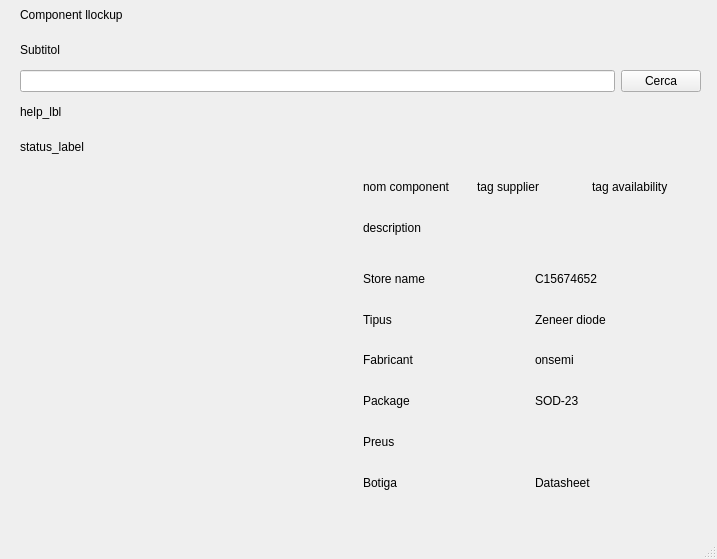
Old version of the form ui_component_lookup.ui in the repository CasamaMaker/myStock.
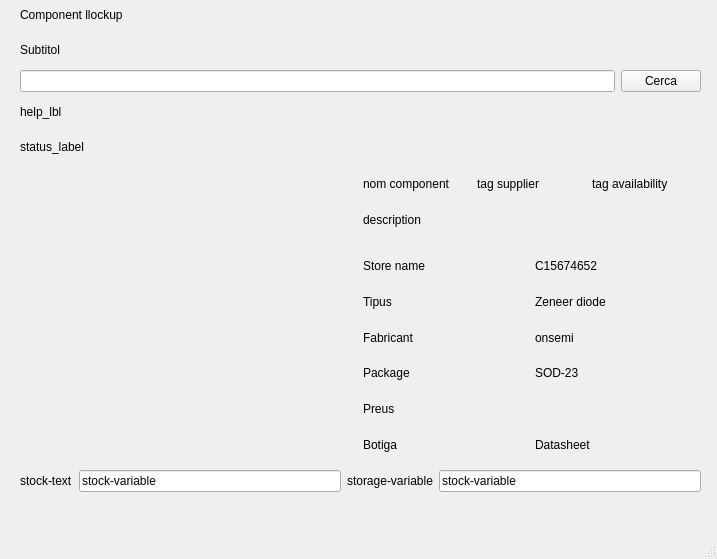
New version of the form.

Commit message: modificar stock i location

The edit to the form file:
```diff
--- a/ui_component_lookup.ui
+++ b/ui_component_lookup.ui
@@ -74,7 +74,7 @@
       <x>20</x>
       <y>170</y>
       <width>681</width>
-      <height>331</height>
+      <height>291</height>
      </rect>
     </property>
     <widget class="QWidget" name="verticalLayoutWidget_2">
@@ -83,7 +83,7 @@
        <x>-1</x>
        <y>-1</y>
        <width>681</width>
-       <height>331</height>
+       <height>291</height>
       </rect>
      </property>
      <layout class="QVBoxLayout" name="verticalLayout_result">
@@ -135,9 +135,6 @@
           </item>
           <item>
            <spacer name="verticalSpacer">
-            <property name="orientation">
-             <enum>Qt::Orientation::Vertical</enum>
-            </property>
             <property name="sizeType">
              <enum>QSizePolicy::Policy::Fixed</enum>
             </property>
@@ -260,6 +257,46 @@
      </layout>
     </widget>
    </widget>
+   <widget class="QWidget" name="horizontalLayoutWidget">
+    <property name="geometry">
+     <rect>
+      <x>20</x>
+      <y>470</y>
+      <width>681</width>
+      <height>22</height>
+     </rect>
+    </property>
+    <layout class="QHBoxLayout" name="horizontalLayout_4">
+     <item>
+      <widget class="QLabel" name="label_stocktext">
+       <property name="text">
+        <string>stock-text</string>
+       </property>
+      </widget>
+     </item>
+     <item>
+      <widget class="QLineEdit" name="lineEdit">
+       <property name="text">
+        <string>stock-variable</string>
+       </property>
+      </widget>
+     </item>
+     <item>
+      <widget class="QLabel" name="label_storagetext">
+       <property name="text">
+        <string>storage-variable</string>
+       </property>
+      </widget>
+     </item>
+     <item>
+      <widget class="QLineEdit" name="lineEdit_storagevariable">
+       <property name="text">
+        <string>stock-variable</string>
+       </property>
+      </widget>
+     </item>
+    </layout>
+   </widget>
   </widget>
   <widget class="QMenuBar" name="menubar">
    <property name="geometry">
```
Left out of the diff: 4 changed lines with no effect on the pictures. The commit also changes 7 other files.
